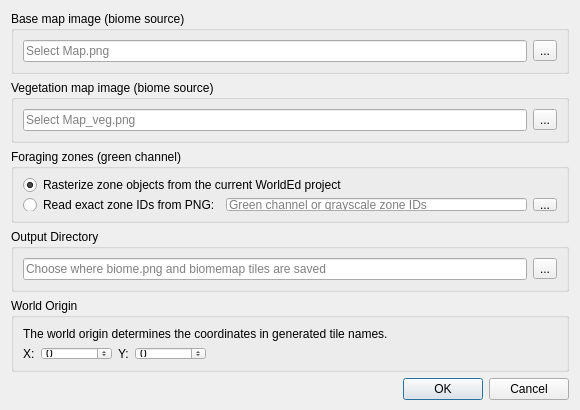
Before: the Qt Designer form WorldEd/src/editor/biomemapgeneratordialog.ui in Unjammer/PZ_Mapping_Tools, drawn with Qt 5.
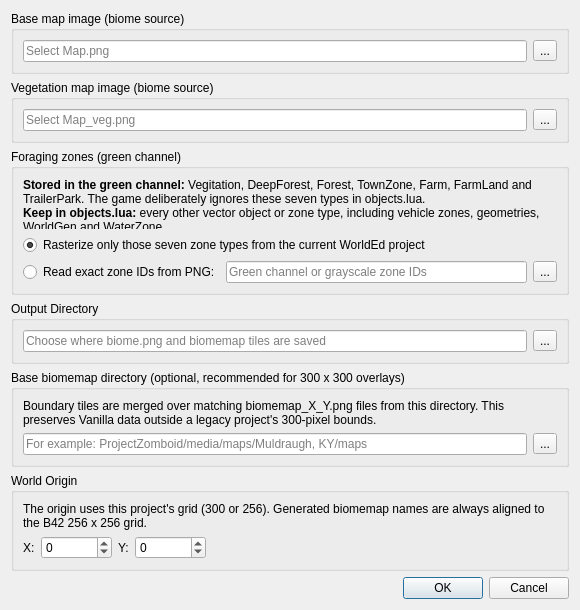
After: the same form once the commit is applied.

```diff
--- a/WorldEd/src/editor/biomemapgeneratordialog.ui
+++ b/WorldEd/src/editor/biomemapgeneratordialog.ui
@@ -7,7 +7,7 @@
     <x>0</x>
     <y>0</y>
     <width>580</width>
-    <height>410</height>
+    <height>610</height>
    </rect>
   </property>
   <property name="minimumSize">
@@ -70,8 +70,14 @@
     <widget class="QGroupBox" name="zoneSourceGroup">
      <property name="title"><string>Foraging zones (green channel)</string></property>
      <layout class="QVBoxLayout" name="zoneSourceLayout">
+      <item><widget class="QLabel" name="zoneStorageDescription">
+       <property name="text">
+        <string>&lt;b&gt;Stored in the green channel:&lt;/b&gt; Vegitation, DeepForest, Forest, TownZone, Farm, FarmLand and TrailerPark. The game deliberately ignores these seven types in objects.lua.&lt;br/&gt;&lt;b&gt;Keep in objects.lua:&lt;/b&gt; every other vector object or zone type, including vehicle zones, geometries, WorldGen and WaterZone.</string>
+       </property>
+       <property name="wordWrap"><bool>true</bool></property>
+      </widget></item>
       <item><widget class="QRadioButton" name="zonesFromWorld">
-       <property name="text"><string>Rasterize zone objects from the current WorldEd project</string></property>
+       <property name="text"><string>Rasterize only those seven zone types from the current WorldEd project</string></property>
        <property name="checked"><bool>true</bool></property>
       </widget></item>
       <item><layout class="QHBoxLayout" name="zonePngLayout">
@@ -107,6 +113,43 @@
        </widget>
       </item>
      </layout>
+   </widget>
+  </item>
+   <item>
+    <widget class="QGroupBox" name="fallbackGroup">
+     <property name="title">
+      <string>Base biomemap directory (optional, recommended for 300 x 300 overlays)</string>
+     </property>
+     <layout class="QVBoxLayout" name="fallbackLayout">
+      <item>
+       <widget class="QLabel" name="fallbackDescription">
+        <property name="text">
+         <string>Boundary tiles are merged over matching biomemap_X_Y.png files from this directory. This preserves Vanilla data outside a legacy project's 300-pixel bounds.</string>
+        </property>
+        <property name="wordWrap">
+         <bool>true</bool>
+        </property>
+       </widget>
+      </item>
+      <item>
+       <layout class="QHBoxLayout" name="fallbackPathLayout">
+        <item>
+         <widget class="QLineEdit" name="fallbackDirectory">
+          <property name="placeholderText">
+           <string>For example: ProjectZomboid/media/maps/Muldraugh, KY/maps</string>
+          </property>
+         </widget>
+        </item>
+        <item>
+         <widget class="QToolButton" name="browseFallbackDirectory">
+          <property name="text">
+           <string>...</string>
+          </property>
+         </widget>
+        </item>
+       </layout>
+      </item>
+     </layout>
     </widget>
    </item>
    <item>
@@ -118,7 +161,7 @@
       <item>
        <widget class="QLabel" name="worldOriginDescription">
         <property name="text">
-         <string>The world origin determines the coordinates in generated tile names.</string>
+         <string>The origin uses this project's grid (300 or 256). Generated biomemap names are always aligned to the B42 256 x 256 grid.</string>
         </property>
         <property name="wordWrap">
          <bool>true</bool>
```
